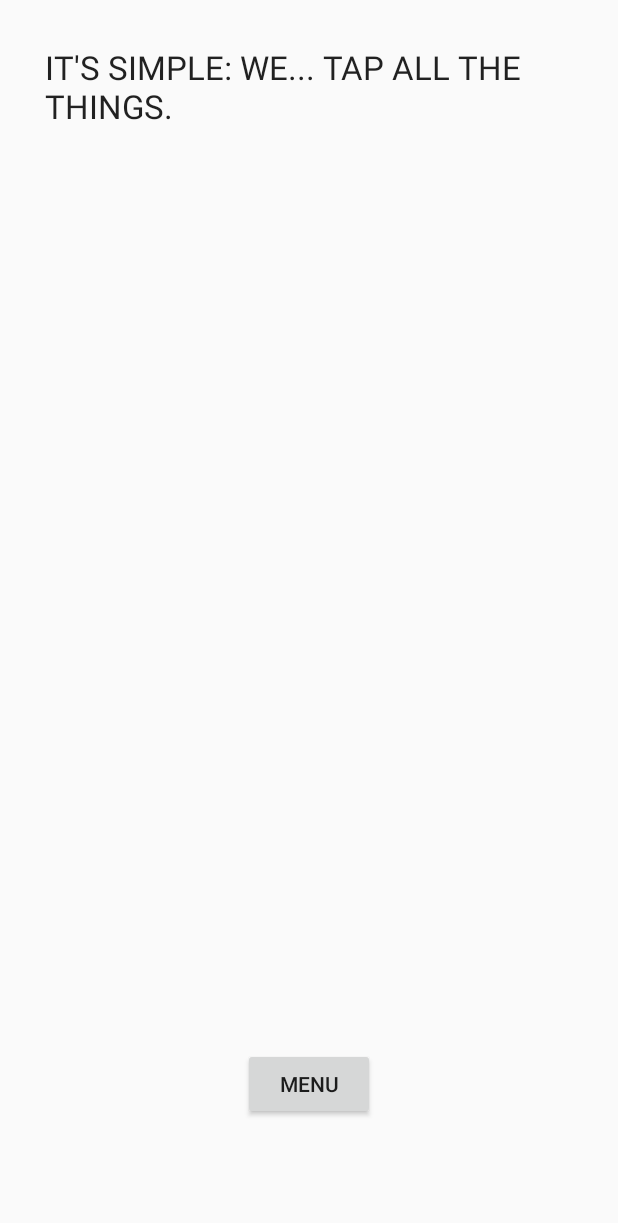
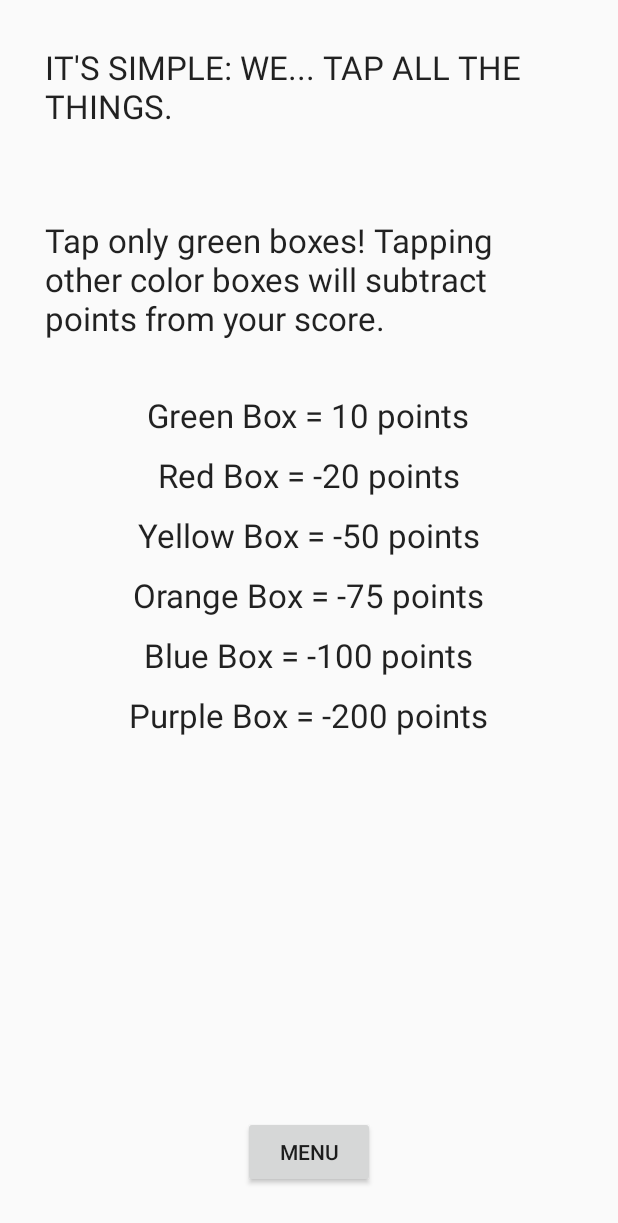
Before and after one commit to oujoseph/T.A.P., an Android app: the InstructionActivity screen opened directly, with no data from a screen before it, on a phone screen of 412 x 824 dp. Shown: the top 1223 px of the screen. Run offline under Robolectric (Android 15) with nearby library versions, the phone set to English and light mode, and no system bars.

Commit message:
Added some text in Instructions. Things that needs to still be fixed: Memory is still too small, come back to fix this. App still crashes when first launch in android studio?

```diff
--- a/app/src/main/res/layout/instruction_main.xml
+++ b/app/src/main/res/layout/instruction_main.xml
@@ -21,8 +21,86 @@
         android:layout_height="wrap_content"
         android:text="Menu"
         android:id="@+id/menu_button2"
+        android:layout_marginBottom="32dp"
+        android:onClick="backTMenu"
         android:layout_alignParentBottom="true"
+        android:layout_centerHorizontal="true" />
+
+    <TextView
+        android:layout_width="wrap_content"
+        android:layout_height="wrap_content"
+        android:textAppearance="?android:attr/textAppearanceLarge"
+        android:text="Tap only green boxes! Tapping other color boxes will subtract points from your score."
+        android:id="@+id/textView10"
+        android:layout_gravity="center_horizontal"
+        android:padding="30dp"
         android:layout_centerHorizontal="true"
-        android:layout_marginBottom="77dp"
-        android:onClick="backTMenu" />
+        android:layout_below="@+id/textView" />
+
+    <TextView
+        android:layout_width="wrap_content"
+        android:layout_height="wrap_content"
+        android:textAppearance="?android:attr/textAppearanceLarge"
+        android:text="Green Box = 10 points"
+        android:id="@+id/textView4"
+        android:layout_gravity="center_horizontal"
+        android:padding="5dp"
+        android:layout_below="@+id/textView10"
+        android:layout_centerHorizontal="true" />
+
+    <TextView
+        android:layout_width="wrap_content"
+        android:layout_height="wrap_content"
+        android:textAppearance="?android:attr/textAppearanceLarge"
+        android:text="Red Box = -20 points"
+        android:id="@+id/textView5"
+        android:layout_gravity="center_horizontal"
+        android:padding="5dp"
+        android:layout_below="@+id/textView4"
+        android:layout_centerHorizontal="true" />
+
+    <TextView
+        android:layout_width="wrap_content"
+        android:layout_height="wrap_content"
+        android:textAppearance="?android:attr/textAppearanceLarge"
+        android:text="Yellow Box = -50 points"
+        android:id="@+id/textView6"
+        android:layout_gravity="center_horizontal"
+        android:padding="5dp"
+        android:layout_below="@+id/textView5"
+        android:layout_centerHorizontal="true" />
+
+    <TextView
+        android:layout_width="wrap_content"
+        android:layout_height="wrap_content"
+        android:textAppearance="?android:attr/textAppearanceLarge"
+        android:text="Orange Box = -75 points"
+        android:id="@+id/textView7"
+        android:layout_gravity="center_horizontal"
+        android:padding="5dp"
+        android:layout_below="@+id/textView6"
+        android:layout_centerHorizontal="true" />
+
+    <TextView
+        android:layout_width="wrap_content"
+        android:layout_height="wrap_content"
+        android:textAppearance="?android:attr/textAppearanceLarge"
+        android:text="Blue Box = -100 points"
+        android:id="@+id/textView8"
+        android:layout_gravity="center_horizontal"
+        android:padding="5dp"
+        android:layout_below="@+id/textView7"
+        android:layout_centerHorizontal="true" />
+
+    <TextView
+        android:layout_width="wrap_content"
+        android:layout_height="wrap_content"
+        android:textAppearance="?android:attr/textAppearanceLarge"
+        android:text="Purple Box = -200 points"
+        android:id="@+id/textView9"
+        android:layout_gravity="center_horizontal"
+        android:padding="5dp"
+        android:layout_below="@+id/textView8"
+        android:layout_centerHorizontal="true" />
+
 </RelativeLayout>
```
